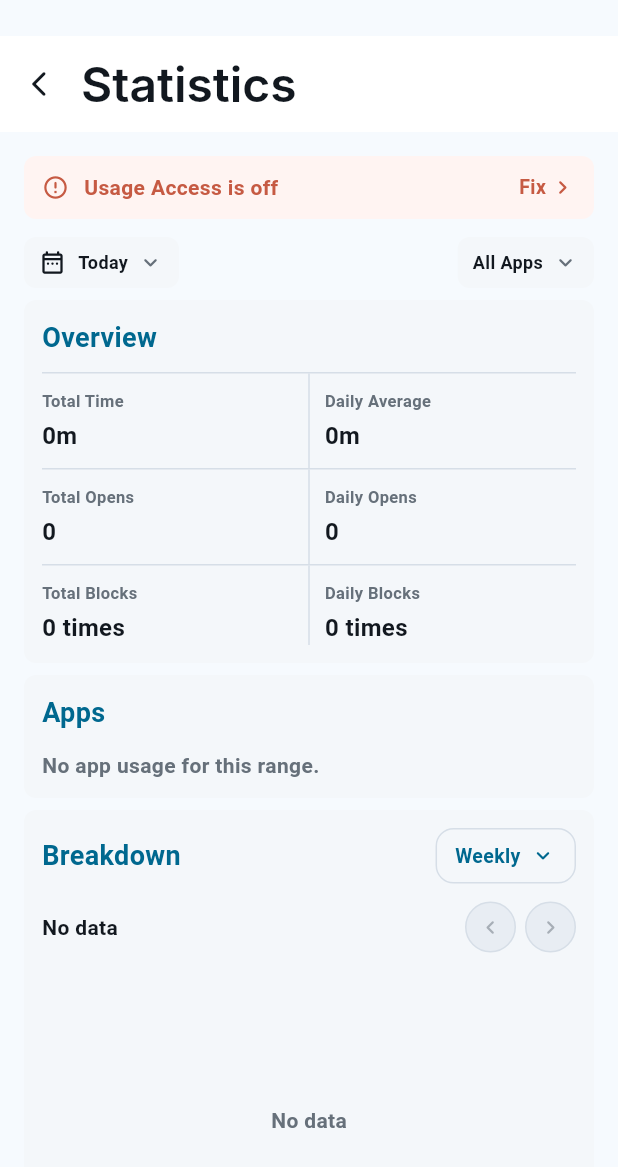
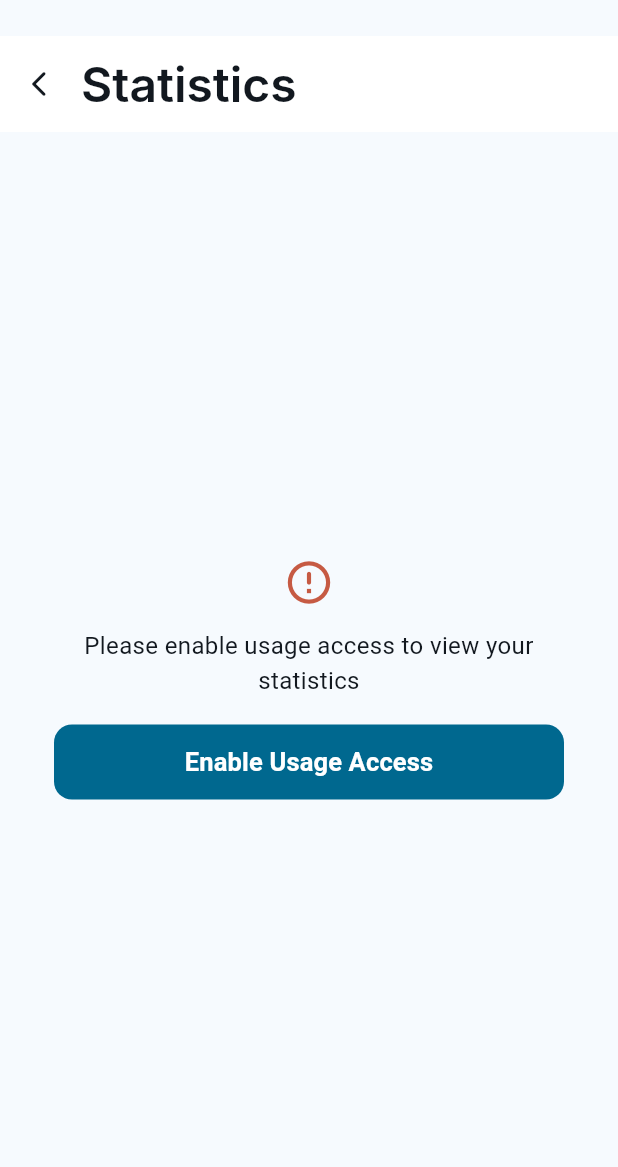
Before and after one commit to NewtonYuan/lockin, a Flutter app: the StatisticsTab widget shown alone on an empty page, opened directly with empty values, on a phone screen of 412 x 824 dp. Shown: the top 1167 px of the screen. Run offline on Flutter 3.47's test engine with Material 3 defaults, Android fonts, the phone set to English and light mode, and no system bars; our stand-ins replace flutter_svg, in_app_purchase, shared_preferences; missing offline and left inert: in_app_purchase_android; accounts and stored records are empty; Roboto replaces fonts that are missing (Inter).

Commit message:
feat: minor qol changes

```diff
--- a/lib/tabs/statistics_tab.dart
+++ b/lib/tabs/statistics_tab.dart
@@ -511,6 +511,77 @@ class StatisticsTabState extends State<StatisticsTab> {
 
   @override
   Widget build(BuildContext context) {
+    if (!widget.isUsageAccessAllowed) {
+      return CustomScrollView(
+        physics: const AlwaysScrollableScrollPhysics(),
+        slivers: [
+          const SliverToBoxAdapter(child: SizedBox(height: 24)),
+          StickyHeaderSliver(
+            child: Padding(
+              padding: const EdgeInsets.symmetric(horizontal: 16),
+              child: StickyTitleHeader(
+                title: 'Statistics',
+                onBack: widget.onBackToHome,
+                centerTitle: false,
+              ),
+            ),
+          ),
+          SliverFillRemaining(
+            hasScrollBody: false,
+            child: Padding(
+              padding: const EdgeInsets.fromLTRB(16, 16, 16, 24),
+              child: Center(
+                child: ConstrainedBox(
+                  constraints: const BoxConstraints(maxWidth: 340),
+                  child: Column(
+                    mainAxisSize: MainAxisSize.min,
+                    children: [
+                      const Icon(
+                        Icons.error_outline_rounded,
+                        color: Color(0xFFC65A43),
+                        size: 34,
+                      ),
+                      const SizedBox(height: 14),
+                      const Text(
+                        'Please enable usage access to view your statistics',
+                        textAlign: TextAlign.center,
+                        style: TextStyle(
+                          color: appText,
+                          fontSize: 16,
+                          fontWeight: FontWeight.w400,
+                        ),
+                      ),
+                      const SizedBox(height: 18),
+                      SizedBox(
+                        width: double.infinity,
+                        child: FilledButton(
+                          onPressed: widget.onOpenUsageAccessSettings,
+                          style: FilledButton.styleFrom(
+                            backgroundColor: brand,
+                            minimumSize: const Size.fromHeight(50),
+                            shape: RoundedRectangleBorder(
+                              borderRadius: BorderRadius.circular(12),
+                            ),
+                          ),
+                          child: const Text(
+                            'Enable Usage Access',
+                            style: TextStyle(
+                              fontSize: 17,
+                              fontWeight: FontWeight.w700,
+                            ),
+                          ),
+                        ),
+                      ),
+                    ],
+                  ),
+                ),
+              ),
+            ),
+          ),
+        ],
+      );
+    }
+
     if (widget.isLoading) {
       return RefreshIndicator(
         color: brand,
@@ -611,10 +682,6 @@ class StatisticsTabState extends State<StatisticsTab> {
             padding: const EdgeInsets.fromLTRB(16, 16, 16, 24),
             sliver: SliverList(
               delegate: SliverChildListDelegate([
-                if (!widget.isUsageAccessAllowed) ...[
-                  _PermissionBanner(onTap: widget.onOpenUsageAccessSettings),
-                  const SizedBox(height: 12),
-                ],
                 Row(
                   children: [
                     Expanded(
@@ -898,61 +965,6 @@ class StatisticsTabState extends State<StatisticsTab> {
   }
 }
 
-class _PermissionBanner extends StatelessWidget {
-  const _PermissionBanner({required this.onTap});
-
-  final VoidCallback onTap;
-
-  @override
-  Widget build(BuildContext context) {
-    return Material(
-      color: const Color(0xFFFFF4F2),
-      borderRadius: BorderRadius.circular(8),
-      child: InkWell(
-        onTap: onTap,
-        borderRadius: BorderRadius.circular(8),
-        child: const Padding(
-          padding: EdgeInsets.symmetric(horizontal: 12, vertical: 11),
-          child: Row(
-            children: [
-              Icon(
-                Icons.error_outline_rounded,
-                color: Color(0xFFC65A43),
-                size: 18,
-              ),
-              SizedBox(width: 10),
-              Expanded(
-                child: Text(
-                  'Usage Access is off',
-                  style: TextStyle(
-                    color: Color(0xFFC65A43),
-                    fontSize: 14,
-                    fontWeight: FontWeight.w700,
-                  ),
-                ),
-              ),
-              Text(
-                'Fix',
-                style: TextStyle(
-                  color: Color(0xFFC65A43),
-                  fontSize: 13,
-                  fontWeight: FontWeight.w700,
-                ),
-              ),
-              SizedBox(width: 2),
-              Icon(
-                Icons.chevron_right_rounded,
-                color: Color(0xFFC65A43),
-                size: 18,
-              ),
-            ],
-          ),
-        ),
-      ),
-    );
-  }
-}
-
 class _OverviewSection extends StatelessWidget {
   const _OverviewSection({
     required this.daily,
--- a/pubspec.yaml
+++ b/pubspec.yaml
@@ -16,7 +16,7 @@ publish_to: "none" # Remove this line if you wish to publish to pub.dev
 # https://developer.apple.com/library/archive/documentation/General/Reference/InfoPlistKeyReference/Articles/CoreFoundationKeys.html
 # In Windows, build-name is used as the major, minor, and patch parts
 # of the product and file versions while build-number is used as the build suffix.
-version: 0.3.1+9
+version: 0.3.2+10
 
 environment:
   sdk: ^3.11.5
@@ -33,7 +33,7 @@ dependencies:
 
   # The following adds the Cupertino Icons font to your application.
   # Use with the CupertinoIcons class for iOS style icons.
-  flutter_svg: ^2.2.4
+  flutter_svg: ^2.3.0
   in_app_purchase: ^3.2.3
   in_app_purchase_android: ^0.5.0
   shared_preferences: ^2.5.3
```
Also changed, not shown: lib/main.dart (+13 -1 lines), pubspec.lock, 11 other files.
